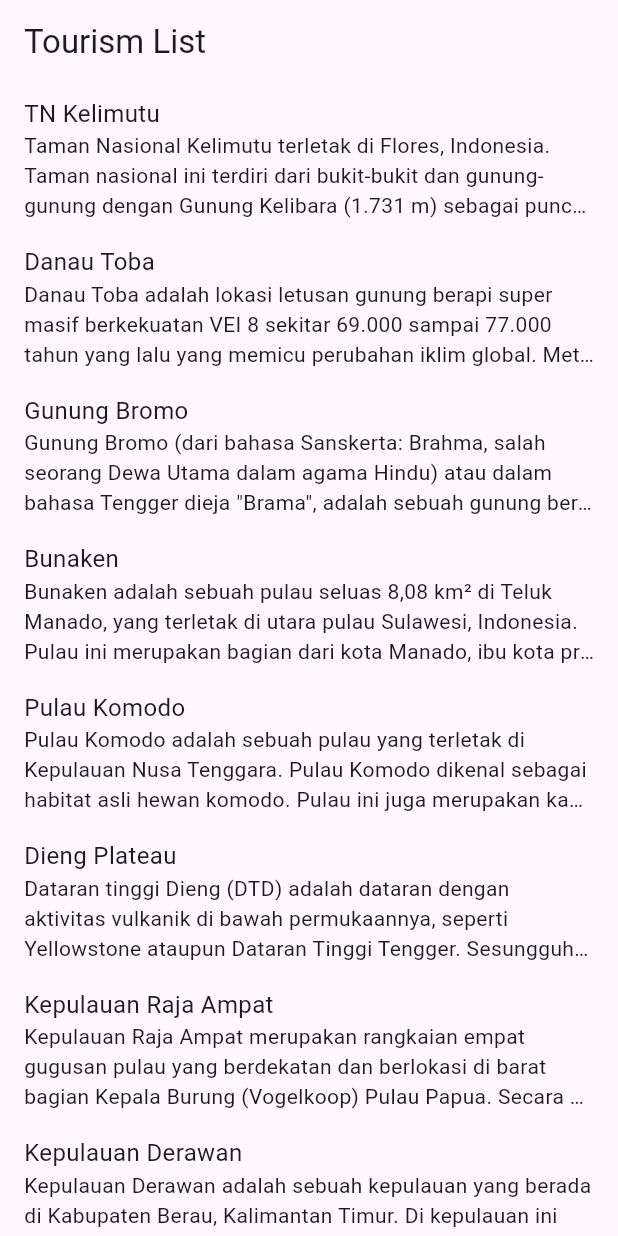
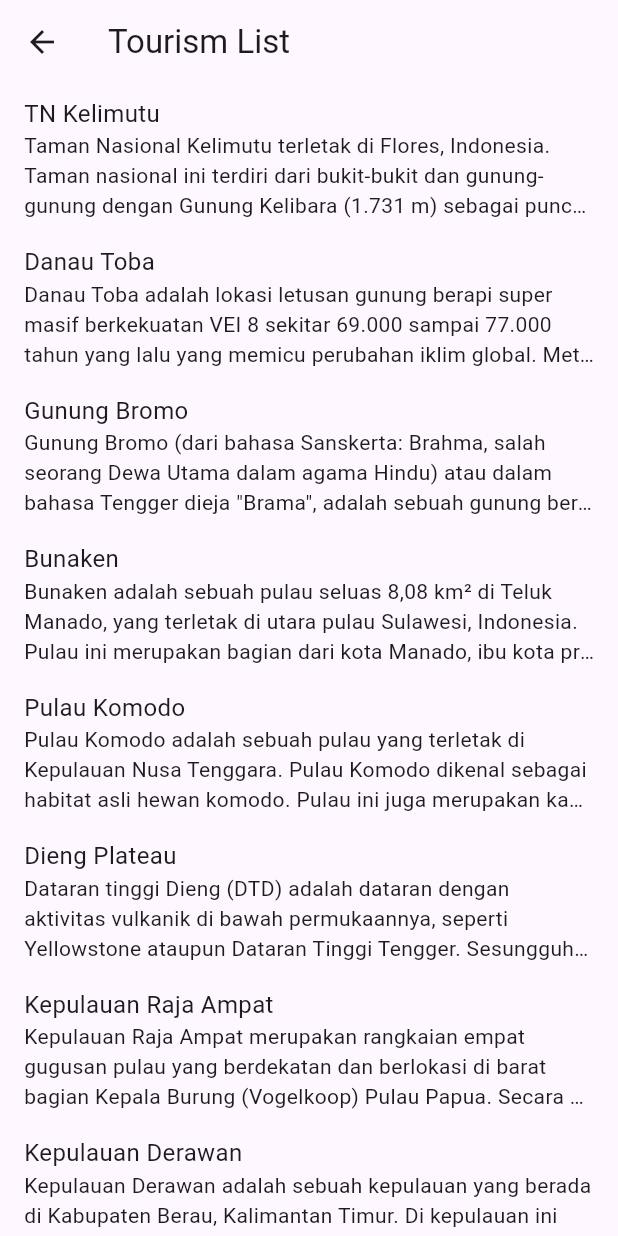
Before and after one commit to setyoai/dicoding_flutter_fundamental, a Flutter app: the HomeScreen screen opened directly, on a phone screen of 412 x 824 dp. Run offline on Flutter 3.47's test engine with Material 3 defaults, Android fonts, the light colour scheme and no system bars; network calls fail.

Commit message:
update navigation tourism app with navigation route

```diff
--- a/01-starter-project/lib/screen/home/tourism_card_widget.dart
+++ b/01-starter-project/lib/screen/home/tourism_card_widget.dart
@@ -3,15 +3,19 @@
 
 class TourismCard extends StatelessWidget {
   final Tourism tourism;
+  final Function() onTap;
 
   const TourismCard({
     super.key,
     required this.tourism,
+    required this.onTap,
   });
 
   @override
   Widget build(BuildContext context) {
-    return Padding(
+    return GestureDetector(
+      onTap: onTap,
+      child: Padding(
         padding: const EdgeInsets.symmetric(
           vertical: 8,
           horizontal: 16,
@@ -35,6 +39,7 @@
             ),
           ],
         ),
+      ),
     );
   }
 }
--- /dev/null
+++ b/01-starter-project/lib/static/navigation_route.dart
@@ -0,0 +1,7 @@
+enum NavigationRoute {
+  homeRoute("/"),
+  detailRoute("detail");
+
+  const NavigationRoute(this.name);
+  final String name;
+}
```
Also changed, not shown: 01-starter-project/lib/main.dart (+11 -1 lines), 01-starter-project/lib/screen/detail/detail_screen.dart (added, +69 -0 lines), 01-starter-project/lib/screen/home/home_screen.dart (+8 -0 lines). Lines whose indentation alone changed are shown as unchanged.
